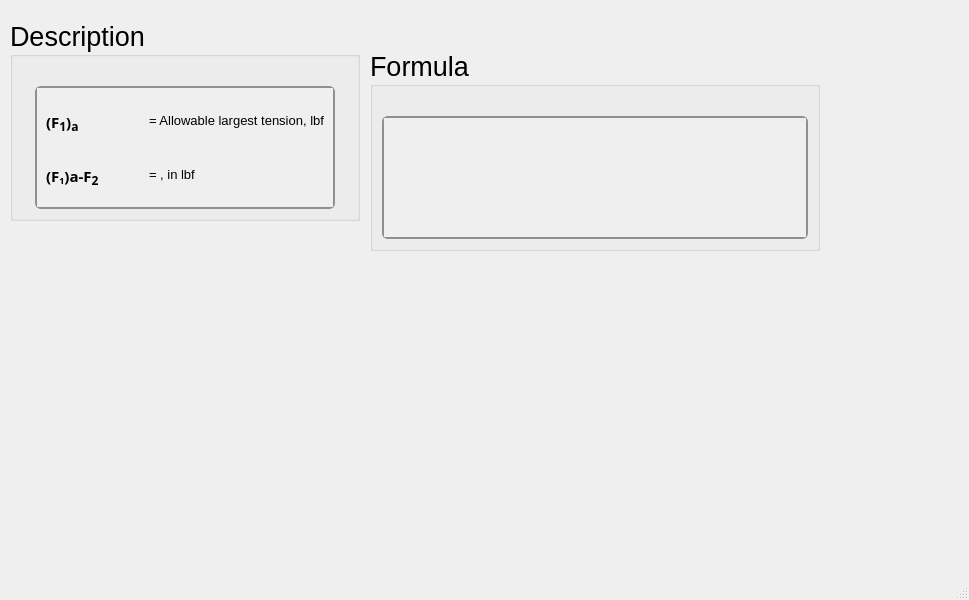
Before: the Qt Designer form ui/belt_f2.ui in Ah00ra/HNNS, drawn with Qt 5.
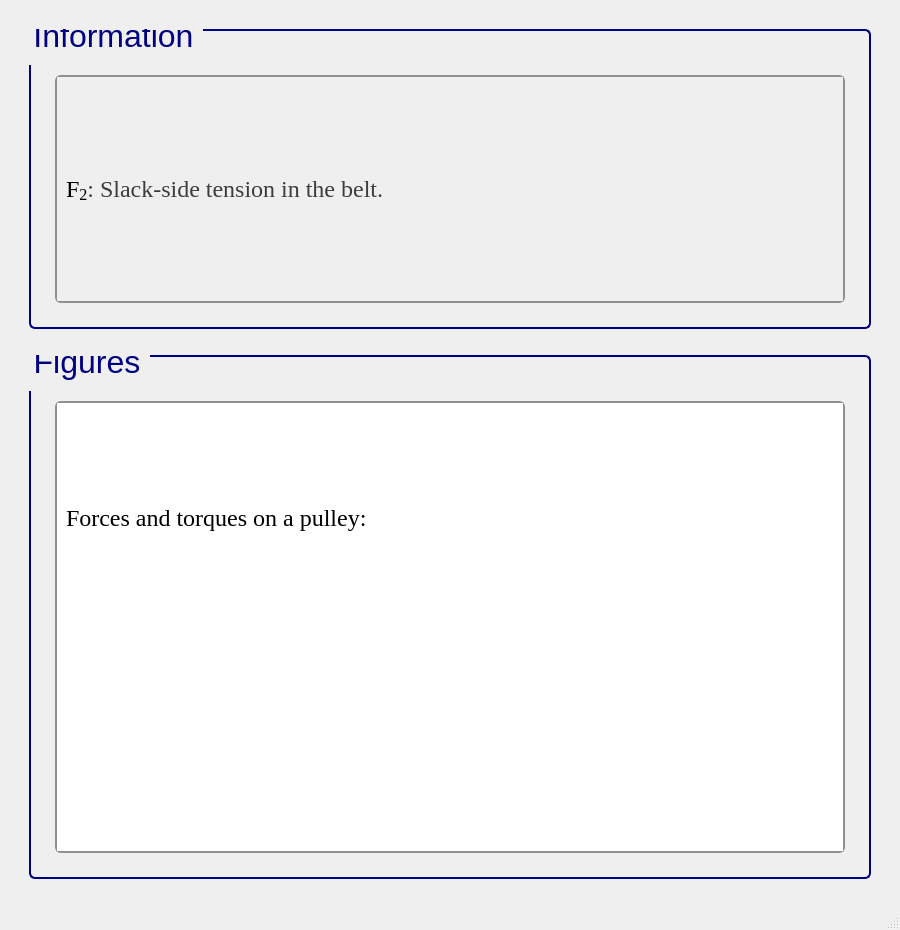
After: the same form once the commit is applied. Icons and pictures are not drawn.

Commit message: Add ui info to belt and flatbelt metal

```diff
--- a/ui/belt_f2.ui
+++ b/ui/belt_f2.ui
@@ -6,23 +6,45 @@
    <rect>
     <x>0</x>
     <y>0</y>
-    <width>969</width>
-    <height>600</height>
+    <width>900</width>
+    <height>930</height>
    </rect>
   </property>
+  <property name="sizePolicy">
+   <sizepolicy hsizetype="Minimum" vsizetype="Minimum">
+    <horstretch>0</horstretch>
+    <verstretch>0</verstretch>
+   </sizepolicy>
+  </property>
+  <property name="minimumSize">
+   <size>
+    <width>900</width>
+    <height>930</height>
+   </size>
+  </property>
   <property name="windowTitle">
    <string>MainWindow</string>
   </property>
   <widget class="QWidget" name="centralwidget">
-   <widget class="QGroupBox" name="groupBox_110">
-    <property name="geometry">
-     <rect>
-      <x>10</x>
-      <y>20</y>
-      <width>350</width>
-      <height>201</height>
-     </rect>
-    </property>
+   <layout class="QGridLayout" name="gridLayout">
+    <item row="0" column="1">
+     <spacer name="verticalSpacer_26">
+      <property name="orientation">
+       <enum>Qt::Vertical</enum>
+      </property>
+      <property name="sizeType">
+       <enum>QSizePolicy::Fixed</enum>
+      </property>
+      <property name="sizeHint" stdset="0">
+       <size>
+        <width>20</width>
+        <height>20</height>
+       </size>
+      </property>
+     </spacer>
+    </item>
+    <item row="1" column="1">
+     <widget class="QGroupBox" name="groupBox_125">
     <property name="sizePolicy">
      <sizepolicy hsizetype="Minimum" vsizetype="Minimum">
       <horstretch>0</horstretch>
@@ -31,50 +53,72 @@
     </property>
     <property name="minimumSize">
      <size>
-      <width>350</width>
-      <height>0</height>
-     </size>
-    </property>
-    <property name="maximumSize">
-     <size>
-      <width>350</width>
-      <height>241</height>
+        <width>822</width>
+        <height>300</height>
      </size>
     </property>
     <property name="font">
      <font>
       <family>Segoe UI</family>
-      <pointsize>20</pointsize>
+        <pointsize>24</pointsize>
       <weight>50</weight>
       <italic>false</italic>
       <bold>false</bold>
      </font>
     </property>
+      <property name="styleSheet">
+       <string notr="true">QGroupBox {
+    border: 2px solid navy;
+    border-radius: 6px;
+    background-color: qlineargradient(x1:0, y1:0, x2:0, y2:1,
+                                      stop:0 #f6f7fa, stop:1 #dadbde);
+    font: 24pt &quot;Segoe UI&quot;;
+    padding: 5px; /* add padding inside the group box */
+    color: black;
+}
+QGroupBox::title {
+    subcontrol-origin: margin;
+    subcontrol-position: top left;
+    padding-left: 0px;
+    padding-right: 5px;
+    padding-top: 0px;
+    margin-top: -22px;  /* shift title up */
+    color: navy;
+    font-weight: bold;
+}
+</string>
+      </property>
     <property name="title">
-     <string>Description</string>
-    </property>
-    <layout class="QGridLayout" name="gridLayout_232">
-     <item row="1" column="0">
-      <widget class="QScrollArea" name="scrollArea_28">
+       <string>Information</string>
+      </property>
+      <layout class="QGridLayout" name="gridLayout_255">
+       <item row="1" column="2">
+        <spacer name="verticalSpacer_36">
+         <property name="orientation">
+          <enum>Qt::Horizontal</enum>
+         </property>
+         <property name="sizeType">
+          <enum>QSizePolicy::Fixed</enum>
+         </property>
+         <property name="sizeHint" stdset="0">
+          <size>
+           <width>10</width>
+           <height>20</height>
+          </size>
+         </property>
+        </spacer>
+       </item>
+       <item row="1" column="1">
+        <widget class="QScrollArea" name="scrollArea_43">
        <property name="sizePolicy">
         <sizepolicy hsizetype="Minimum" vsizetype="Minimum">
          <horstretch>0</horstretch>
          <verstretch>0</verstretch>
         </sizepolicy>
        </property>
-       <property name="maximumSize">
-        <size>
-         <width>300</width>
-         <height>361</height>
-        </size>
-       </property>
        <property name="font">
         <font>
-         <family>Segoe UI</family>
          <pointsize>15</pointsize>
-         <weight>50</weight>
-         <italic>false</italic>
-         <bold>false</bold>
         </font>
        </property>
        <property name="styleSheet">
@@ -147,76 +191,94 @@
        <property name="widgetResizable">
         <bool>true</bool>
        </property>
-       <widget class="QWidget" name="scrollAreaWidgetContents_28">
+         <widget class="QWidget" name="scrollAreaWidgetContents_43">
         <property name="geometry">
          <rect>
           <x>0</x>
           <y>0</y>
-          <width>296</width>
-          <height>107</height>
-         </rect>
-        </property>
-        <layout class="QGridLayout" name="gridLayout_233">
+            <width>762</width>
+            <height>212</height>
+           </rect>
+          </property>
+          <layout class="QGridLayout" name="gridLayout_3">
          <item row="0" column="0">
           <widget class="QLabel" name="label_84">
            <property name="font">
             <font>
-             <family>Segoe UI Variable Small Semibol</family>
-             <pointsize>11</pointsize>
-             <weight>75</weight>
-             <bold>true</bold>
-            </font>
-           </property>
+               <family>Times New Roman</family>
+               <pointsize>18</pointsize>
+               <weight>50</weight>
+               <bold>false</bold>
+              </font>
+             </property>
+             <property name="cursor">
+              <cursorShape>ArrowCursor</cursorShape>
+             </property>
+             <property name="frameShape">
+              <enum>QFrame::NoFrame</enum>
+             </property>
            <property name="text">
-            <string>&lt;html&gt;&lt;head/&gt;&lt;body&gt;&lt;p&gt;(F&lt;span style=&quot; font-size:14pt; vertical-align:sub;&quot;&gt;1&lt;/span&gt;)&lt;span style=&quot; font-size:14pt; vertical-align:sub;&quot;&gt;a&lt;/span&gt;&lt;/p&gt;&lt;/body&gt;&lt;/html&gt;</string>
-           </property>
-          </widget>
+              <string>&lt;html&gt;&lt;head/&gt;&lt;body&gt;&lt;p&gt;&lt;span style=&quot; color:#000000;&quot;&gt;F&lt;/span&gt;&lt;span style=&quot; color:#000000; vertical-align:sub;&quot;&gt;2&lt;/span&gt;&lt;span style=&quot; color:#3d3d3d;&quot;&gt;: &lt;/span&gt;&lt;span style=&quot; color:#3d3d3d;&quot;&gt;Slack-side tension in the belt.&lt;/span&gt;&lt;/p&gt;&lt;/body&gt;&lt;/html&gt;</string>
+             </property>
+            </widget>
+           </item>
+          </layout>
+         </widget>
+        </widget>
+       </item>
+       <item row="2" column="1">
+        <spacer name="verticalSpacer_37">
+         <property name="orientation">
+          <enum>Qt::Vertical</enum>
+         </property>
+         <property name="sizeType">
+          <enum>QSizePolicy::Fixed</enum>
+         </property>
+         <property name="sizeHint" stdset="0">
+          <size>
+           <width>10</width>
+           <height>10</height>
+          </size>
+         </property>
+        </spacer>
          </item>
          <item row="1" column="0">
-          <widget class="QLabel" name="label_85">
-           <property name="font">
-            <font>
-             <family>Segoe UI Variable Small Semibol</family>
-             <pointsize>11</pointsize>
-             <weight>75</weight>
-             <bold>true</bold>
-            </font>
-           </property>
-           <property name="text">
-            <string>&lt;html&gt;&lt;head/&gt;&lt;body&gt;&lt;p&gt;(F&lt;span style=&quot; vertical-align:sub;&quot;&gt;1&lt;/span&gt;)a-F&lt;span style=&quot; font-size:14pt; vertical-align:sub;&quot;&gt;2&lt;/span&gt;&lt;/p&gt;&lt;/body&gt;&lt;/html&gt;</string>
-           </property>
-          </widget>
+        <spacer name="verticalSpacer_34">
+         <property name="orientation">
+          <enum>Qt::Horizontal</enum>
+         </property>
+         <property name="sizeType">
+          <enum>QSizePolicy::Fixed</enum>
+         </property>
+         <property name="sizeHint" stdset="0">
+          <size>
+           <width>10</width>
+           <height>20</height>
+          </size>
+         </property>
+        </spacer>
          </item>
          <item row="0" column="1">
-          <widget class="QLabel" name="htext_433">
-           <property name="font">
-            <font>
-             <pointsize>10</pointsize>
-            </font>
-           </property>
-           <property name="text">
-            <string>&lt;html&gt;&lt;head/&gt;&lt;body&gt;&lt;p&gt;= Allowable largest tension, lbf&lt;/p&gt;&lt;/body&gt;&lt;/html&gt;</string>
-           </property>
-          </widget>
-         </item>
-         <item row="1" column="1">
-          <widget class="QLabel" name="htext_434">
-           <property name="font">
-            <font>
-             <pointsize>10</pointsize>
-            </font>
-           </property>
-           <property name="text">
-            <string>&lt;html&gt;&lt;head/&gt;&lt;body&gt;&lt;p align=&quot;justify&quot;&gt;= , in lbf&lt;/p&gt;&lt;/body&gt;&lt;/html&gt;</string>
-           </property>
-          </widget>
+        <spacer name="verticalSpacer_35">
+         <property name="orientation">
+          <enum>Qt::Vertical</enum>
+         </property>
+         <property name="sizeType">
+          <enum>QSizePolicy::Fixed</enum>
+         </property>
+         <property name="sizeHint" stdset="0">
+          <size>
+           <width>20</width>
+           <height>30</height>
+          </size>
+         </property>
+        </spacer>
          </item>
         </layout>
        </widget>
-      </widget>
-     </item>
-     <item row="0" column="0">
-      <spacer name="verticalSpacer_110">
+    </item>
+    <item row="2" column="1">
+     <spacer name="verticalSpacer_23">
        <property name="orientation">
         <enum>Qt::Vertical</enum>
        </property>
@@ -231,17 +293,24 @@
        </property>
       </spacer>
      </item>
-    </layout>
-   </widget>
-   <widget class="QGroupBox" name="groupBox_109">
-    <property name="geometry">
-     <rect>
-      <x>370</x>
-      <y>50</y>
-      <width>450</width>
-      <height>201</height>
-     </rect>
-    </property>
+    <item row="3" column="0">
+     <spacer name="verticalSpacer_25">
+      <property name="orientation">
+       <enum>Qt::Horizontal</enum>
+      </property>
+      <property name="sizeType">
+       <enum>QSizePolicy::Fixed</enum>
+      </property>
+      <property name="sizeHint" stdset="0">
+       <size>
+        <width>20</width>
+        <height>20</height>
+       </size>
+      </property>
+     </spacer>
+    </item>
+    <item row="3" column="1">
+     <widget class="QGroupBox" name="groupBox_42">
     <property name="sizePolicy">
      <sizepolicy hsizetype="Minimum" vsizetype="Minimum">
       <horstretch>0</horstretch>
@@ -250,57 +319,190 @@
     </property>
     <property name="minimumSize">
      <size>
-      <width>450</width>
-      <height>0</height>
-     </size>
-    </property>
-    <property name="maximumSize">
-     <size>
-      <width>450</width>
-      <height>241</height>
+        <width>822</width>
+        <height>350</height>
      </size>
     </property>
     <property name="font">
      <font>
       <family>Segoe UI</family>
-      <pointsize>20</pointsize>
+        <pointsize>24</pointsize>
       <weight>50</weight>
       <italic>false</italic>
       <bold>false</bold>
      </font>
     </property>
+      <property name="styleSheet">
+       <string notr="true">/* GroupBox styling */
+QGroupBox {
+    border: 2px solid navy;
+    border-radius: 6px;
+    background-color: qlineargradient(x1:0, y1:0, x2:0, y2:1,
+    stop:0 #f6f7fa, stop:1 #dadbde);
+    font: 24pt &quot;Segoe UI&quot;;
+    padding: 5px;
+    color: black;
+}
+
+/* GroupBox title styling */
+QGroupBox::title {
+    subcontrol-origin: margin;
+    subcontrol-position: top left;
+    padding-left: 0px;
+    padding-right: 5px;
+    padding-top: 0px;
+    margin-top: -22px;
+    color: navy;
+    font-weight: bold;
+}
+
+/* Make QScrollArea (only within GroupBox) have a white background with correct border */
+QGroupBox QScrollArea {
+    background-color: white !important;
+    border: 2px solid #8f8f91;
+    border-radius: 6px;
+}
+
+/* Make QScrollArea's viewport white as well */
+QGroupBox QScrollArea QWidget {
+    background-color: white !important;
+}
+
+/* Scrollbar styling inside QScrollArea in QGroupBox */
+QGroupBox QScrollArea QScrollBar:vertical, QGroupBox QScrollArea QScrollBar:horizontal {
+    background: qlineargradient(x1:0, y1:0, x2:0, y2:1,
+    stop:0 #f6f7fa, stop:1 #dadbde);
+    border: 2px solid #8f8f91;
+    border-radius: 6px;
+    width: 14px;
+    height: 14px;
+    margin: 2px 0 2px 0;
+}
+
+/* Remove bottom button of vertical scrollbar */
+QGroupBox QScrollArea QScrollBar::add-line:vertical {
+    height: 0px;
+    width: 0px;
+    border: none;
+    background: none;
+    margin: 0px;
+    padding: 0px;
+}
+
+/* Scrollbar handle */
+QGroupBox QScrollArea QScrollBar::handle:vertical, QGroupBox QScrollArea QScrollBar::handle:horizontal {
+    background: qlineargradient(x1:0, y1:0, x2:0, y2:1,
+    stop:0 #8f8f91, stop:1 #6f6f71);
+    min-height: 20px;
+    border-radius: 6px;
+    border: 1px solid #6f6f71;
+}
+
+QGroupBox QScrollArea QScrollBar::handle:vertical:hover, QGroupBox QScrollArea QScrollBar::handle:horizontal:hover {
+    background: qlineargradient(x1:0, y1:0, x2:0, y2:1,
+    stop:0 #6f6f71, stop:1 #4f4f51);
+    border: 1px solid #4f4f51;
+}
+
+/* Scrollbar sub-line buttons */
+QGroupBox QScrollArea QScrollBar::sub-line:vertical, QGroupBox QScrollArea QScrollBar::add-line:horizontal, QGroupBox QScrollArea QScrollBar::sub-line:horizontal {
+    background: #8f8f91;
+    border: none;
+    border-radius: 3px;
+    height: 14px;
+    width: 14px;
+    subcontrol-origin: margin;
+}
+
+QGroupBox QScrollArea QScrollBar::sub-line:vertical:hover, QGroupBox QScrollArea QScrollBar::add-line:horizontal:hover, QGroupBox QScrollArea QScrollBar::sub-line:horizontal:hover {
+    background: #6f6f71;
+}
+
+/* Transparent page areas */
+QGroupBox QScrollArea QScrollBar::add-page:vertical, QGroupBox QScrollArea QScrollBar::sub-page:vertical,
+QGroupBox QScrollArea QScrollBar::add-page:horizontal, QGroupBox QScrollArea QScrollBar::sub-page:horizontal {
+    background: transparent;
+}
+</string>
+      </property>
     <property name="title">
-     <string>Formula</string>
-    </property>
-    <layout class="QGridLayout" name="gridLayout_230">
+       <string>Figures</string>
+      </property>
+      <layout class="QGridLayout" name="gridLayout_2">
+       <item row="0" column="1">
+        <spacer name="verticalSpacer_41">
+         <property name="orientation">
+          <enum>Qt::Vertical</enum>
+         </property>
+         <property name="sizeType">
+          <enum>QSizePolicy::Fixed</enum>
+         </property>
+         <property name="sizeHint" stdset="0">
+          <size>
+           <width>20</width>
+           <height>30</height>
+          </size>
+         </property>
+        </spacer>
+       </item>
      <item row="1" column="0">
-      <widget class="QScrollArea" name="scrollArea_27">
-       <property name="sizePolicy">
-        <sizepolicy hsizetype="Minimum" vsizetype="Minimum">
-         <horstretch>0</horstretch>
-         <verstretch>0</verstretch>
-        </sizepolicy>
-       </property>
-       <property name="font">
-        <font>
-         <family>Segoe UI</family>
-         <pointsize>15</pointsize>
-         <weight>50</weight>
-         <italic>false</italic>
-         <bold>false</bold>
-        </font>
-       </property>
+        <spacer name="verticalSpacer_39">
+         <property name="orientation">
+          <enum>Qt::Horizontal</enum>
+         </property>
+         <property name="sizeType">
+          <enum>QSizePolicy::Fixed</enum>
+         </property>
+         <property name="sizeHint" stdset="0">
+          <size>
+           <width>10</width>
+           <height>20</height>
+          </size>
+         </property>
+        </spacer>
+       </item>
+       <item row="1" column="1">
+        <widget class="QScrollArea" name="scrollArea_3">
        <property name="styleSheet">
-        <string notr="true">QScrollArea {
-    background: qlineargradient(x1:0, y1:0, x2:0, y2:1,
-                               stop:0 #f6f7fa, stop:1 #dadbde);
+          <string notr="true">/* GroupBox styling */
+QGroupBox {
+    border: 2px solid navy;
+    border-radius: 6px;
+    background-color: qlineargradient(x1:0, y1:0, x2:0, y2:1,
+    stop:0 #f6f7fa, stop:1 #dadbde);
+    font: 20pt &quot;Segoe UI&quot;;
+    padding: 5px;
+    color: black;
+}
+
+/* GroupBox title styling */
+QGroupBox::title {
+    subcontrol-origin: margin;
+    subcontrol-position: top left;
+    padding-left: 0px;
+    padding-right: 5px;
+    padding-top: 0px;
+    margin-top: -20px;
+    color: navy;
+    font-weight: bold;
+}
+
+/* Make QScrollArea (only within GroupBox) have a white background with correct border */
+QGroupBox QScrollArea {
+    background-color: white !important;
     border: 2px solid #8f8f91;
     border-radius: 6px;
 }
 
-QScrollArea QScrollBar:vertical, QScrollArea QScrollBar:horizontal {
+/* Make QScrollArea's viewport white as well */
+QGroupBox QScrollArea QWidget {
+    background-color: white !important;
+}
+
+/* Scrollbar styling inside QScrollArea in QGroupBox */
+QGroupBox QScrollArea QScrollBar:vertical, QGroupBox QScrollArea QScrollBar:horizontal {
     background: qlineargradient(x1:0, y1:0, x2:0, y2:1,
-                               stop:0 #f6f7fa, stop:1 #dadbde);
+    stop:0 #f6f7fa, stop:1 #dadbde);
     border: 2px solid #8f8f91;
     border-radius: 6px;
     width: 14px;
@@ -308,8 +510,8 @@
     margin: 2px 0 2px 0;
 }
 
-/* Completely remove the bottom button of the vertical scrollbar */
-QScrollArea QScrollBar::add-line:vertical {
+/* Remove bottom button of vertical scrollbar */
+QGroupBox QScrollArea QScrollBar::add-line:vertical {
     height: 0px;
     width: 0px;
     border: none;
@@ -318,9 +520,10 @@
     padding: 0px;
 }
 
-QScrollArea QScrollBar::handle:vertical, QScrollArea QScrollBar::handle:horizontal {
+/* Scrollbar handle */
+QGroupBox QScrollArea QScrollBar::handle:vertical, QGroupBox QScrollArea QScrollBar::handle:horizontal {
     background: qlineargradient(x1:0, y1:0, x2:0, y2:1,
-                               stop:0 #8f8f91, stop:1 #6f6f71);
+    stop:0 #8f8f91, stop:1 #6f6f71);
     min-height: 20px;
     border-radius: 6px;
     border: 1px solid #6f6f71;
@@ -332,7 +535,8 @@
     border: 1px solid #4f4f51;
 }
 
-QScrollArea QScrollBar::sub-line:vertical, QScrollArea QScrollBar::add-line:horizontal, QScrollArea QScrollBar::sub-line:horizontal {
+/* Scrollbar sub-line buttons */
+QGroupBox QScrollArea QScrollBar::sub-line:vertical, QGroupBox QScrollArea QScrollBar::add-line:horizontal, QGroupBox QScrollArea QScrollBar::sub-line:horizontal {
     background: #8f8f91;
     border: none;
     border-radius: 3px;
@@ -345,54 +549,80 @@
     background: #6f6f71;
 }
 
-QScrollArea QScrollBar::add-page:vertical, QScrollArea QScrollBar::sub-page:vertical,
-QScrollArea QScrollBar::add-page:horizontal, QScrollArea QScrollBar::sub-page:horizontal {
+/* Transparent page areas */
+QGroupBox QScrollArea QScrollBar::add-page:vertical, QGroupBox QScrollArea QScrollBar::sub-page:vertical,
+QGroupBox QScrollArea QScrollBar::add-page:horizontal, QGroupBox QScrollArea QScrollBar::sub-page:horizontal {
     background: transparent;
 }
 </string>
        </property>
-       <property name="verticalScrollBarPolicy">
-        <enum>Qt::ScrollBarAsNeeded</enum>
-       </property>
        <property name="widgetResizable">
         <bool>true</bool>
        </property>
-       <widget class="QWidget" name="scrollAreaWidgetContents_27">
+         <widget class="QWidget" name="scrollAreaWidgetContents_3">
         <property name="geometry">
          <rect>
           <x>0</x>
           <y>0</y>
-          <width>422</width>
-          <height>107</height>
-         </rect>
-        </property>
-        <layout class="QGridLayout" name="gridLayout_231">
+            <width>741</width>
+            <height>494</height>
+           </rect>
+          </property>
+          <layout class="QGridLayout" name="gridLayout_4">
+           <item row="1" column="0">
+            <widget class="QLabel" name="label">
+             <property name="frameShape">
+              <enum>QFrame::NoFrame</enum>
+             </property>
+             <property name="text">
+              <string>&lt;html&gt;&lt;head/&gt;&lt;body&gt;&lt;p&gt;&lt;img src=&quot;:/info/info/force and torque on pulley.png&quot;/&gt;&lt;/p&gt;&lt;/body&gt;&lt;/html&gt;</string>
+             </property>
+            </widget>
+           </item>
          <item row="0" column="0">
-          <widget class="QLabel" name="htext_426">
+            <widget class="QLabel" name="label_6">
            <property name="font">
             <font>
-             <family>MS Shell Dlg 2</family>
-             <pointsize>11</pointsize>
+               <family>Times New Roman</family>
+               <pointsize>18</pointsize>
              <weight>50</weight>
-             <italic>false</italic>
              <bold>false</bold>
             </font>
            </property>
+             <property name="cursor">
+              <cursorShape>ArrowCursor</cursorShape>
+             </property>
+             <property name="frameShape">
+              <enum>QFrame::NoFrame</enum>
+             </property>
            <property name="text">
-            <string>&lt;html&gt;&lt;head/&gt;&lt;body&gt;&lt;p&gt;&lt;img src=&quot;:/desc/images/f2 belt.png&quot;/&gt;&lt;/p&gt;&lt;/body&gt;&lt;/html&gt;</string>
-           </property>
-           <property name="scaledContents">
-            <bool>true</bool>
-           </property>
+              <string>&lt;html&gt;&lt;head/&gt;&lt;body&gt;&lt;p&gt;&lt;span style=&quot; color:#000000;&quot;&gt;Forces and torques on a pulley:&lt;/span&gt;&lt;/p&gt;&lt;/body&gt;&lt;/html&gt;</string>
+             </property>
           </widget>
          </item>
         </layout>
        </widget>
       </widget>
      </item>
-     <item row="0" column="0">
-      <spacer name="verticalSpacer_109">
+       <item row="1" column="2">
+        <spacer name="verticalSpacer_40">
        <property name="orientation">
+          <enum>Qt::Horizontal</enum>
+         </property>
+         <property name="sizeType">
+          <enum>QSizePolicy::Fixed</enum>
+         </property>
+         <property name="sizeHint" stdset="0">
+          <size>
+           <width>10</width>
+           <height>20</height>
+          </size>
+         </property>
+        </spacer>
+       </item>
+       <item row="2" column="1">
+        <spacer name="verticalSpacer_38">
+         <property name="orientation">
         <enum>Qt::Vertical</enum>
        </property>
        <property name="sizeType">
@@ -400,14 +630,48 @@
        </property>
        <property name="sizeHint" stdset="0">
         <size>
+           <width>10</width>
+           <height>10</height>
+          </size>
+         </property>
+        </spacer>
+       </item>
+      </layout>
+     </widget>
+    </item>
+    <item row="3" column="2">
+     <spacer name="verticalSpacer_28">
+      <property name="orientation">
+       <enum>Qt::Horizontal</enum>
+      </property>
+      <property name="sizeType">
+       <enum>QSizePolicy::Fixed</enum>
+      </property>
+      <property name="sizeHint" stdset="0">
+       <size>
          <width>20</width>
          <height>20</height>
         </size>
        </property>
       </spacer>
      </item>
-    </layout>
-   </widget>
+    <item row="4" column="1">
+     <spacer name="verticalSpacer_27">
+      <property name="orientation">
+       <enum>Qt::Vertical</enum>
+      </property>
+      <property name="sizeType">
+       <enum>QSizePolicy::Fixed</enum>
+      </property>
+      <property name="sizeHint" stdset="0">
+       <size>
+        <width>20</width>
+        <height>20</height>
+       </size>
+      </property>
+     </spacer>
+    </item>
+   </layout>
   </widget>
   <widget class="QMenuBar" name="menubar">
    <property name="geometry">
```
Left out of the diff: 16 changed lines with no effect on the pictures. Lines whose indentation alone changed are shown as unchanged. The commit also changes 32 other files.
